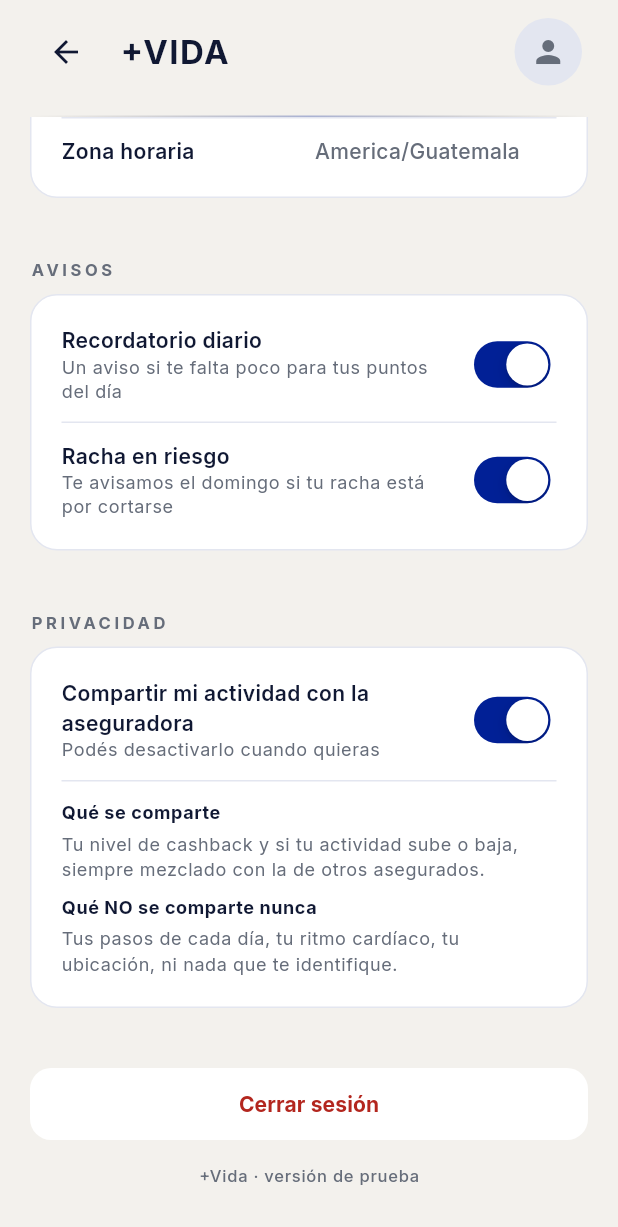
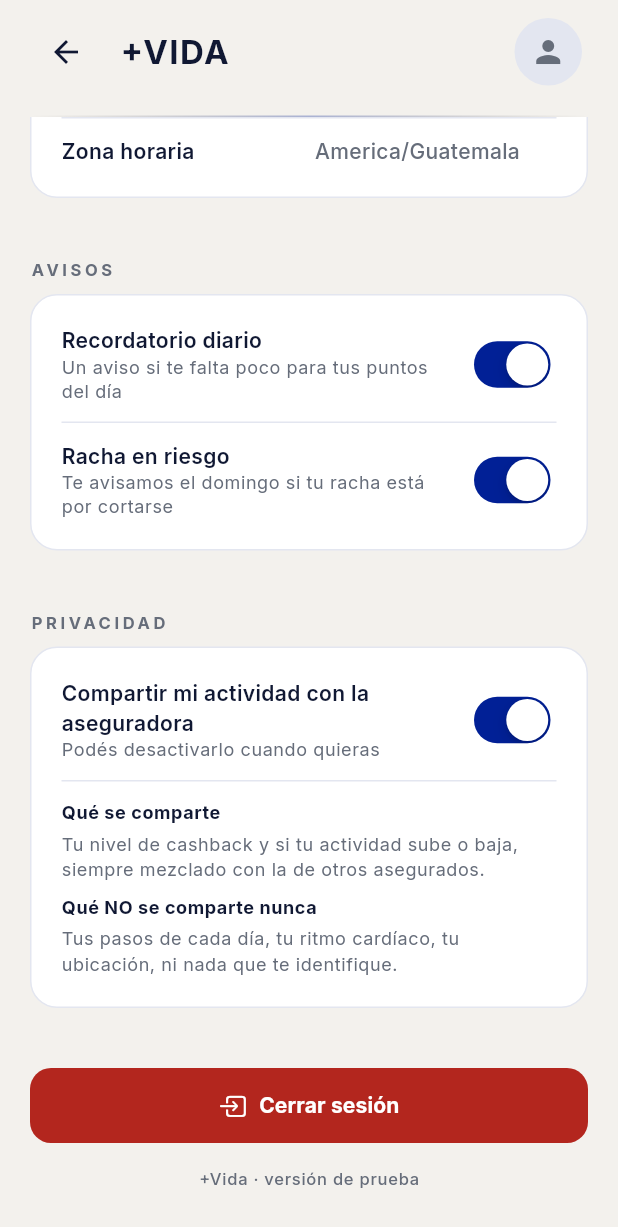
Before and after one commit to avoleon15/mas-vida, a Flutter app: the PerfilScreen screen opened by its route, scrolled down 1355 dp, on a phone screen of 412 x 824 dp. Shown: the top 1227 px of the screen. Run offline on Flutter 3.47's test engine with Material 3 defaults, Android fonts, the phone set to English and light mode, and no system bars; drawn by our look-alikes of getwidget; our stand-ins replace fl_chart, google_fonts, lottie, share_plus, shared_preferences; missing offline and left inert: shadcn_ui; accounts and stored records are empty.

Commit message:
Agregar el boton rojo de cerrar sesion en Perfil

```diff
--- a/DEMO/vida_demo/lib/screens/perfil_screen.dart
+++ b/DEMO/vida_demo/lib/screens/perfil_screen.dart
@@ -1,5 +1,6 @@
 import 'package:flutter/cupertino.dart';
 import 'package:flutter/material.dart';
+import 'package:flutter/services.dart';
 import 'package:getwidget/getwidget.dart';
 import '../datos/fuente_datos.dart';
 import '../theme.dart';
@@ -268,10 +269,16 @@ class _PerfilScreenState extends State<PerfilScreen> {
     );
   }
 
+  /// Cerrar sesión, simulado.
+  ///
+  /// TODO: no hay login todavía. Cuando exista, acá va: borrar el token,
+  /// limpiar lo guardado en el teléfono (ver `AlmacenSocial`) y mandar a
+  /// la pantalla de ingreso. Por ahora confirma y devuelve al arranque
+  /// de la app, que es lo que se ve al cerrar sesión de verdad.
   void _cerrarSesion(BuildContext context) {
     showCupertinoDialog<void>(
       context: context,
-      builder: (context) => CupertinoAlertDialog(
+      builder: (dialogo) => CupertinoAlertDialog(
         title: const Text('¿Cerrar sesión?'),
         content: const Text(
           '\nTus puntos y monedas quedan guardados. Al volver a entrar '
@@ -279,12 +286,21 @@ class _PerfilScreenState extends State<PerfilScreen> {
         ),
         actions: [
           CupertinoDialogAction(
-            onPressed: () => Navigator.of(context).pop(),
+            // El que NO destruye es el que queda resaltado: así el dedo
+            // apurado cancela, no cierra la sesión.
+            isDefaultAction: true,
+            onPressed: () => Navigator.of(dialogo).pop(),
             child: const Text('Cancelar'),
           ),
           CupertinoDialogAction(
             isDestructiveAction: true,
-            onPressed: () => Navigator.of(context).pop(),
+            onPressed: () {
+              HapticFeedback.mediumImpact();
+              Navigator.of(dialogo).pop();
+              Navigator.of(
+                context,
+              ).pushNamedAndRemoveUntil('/home', (ruta) => false);
+            },
             child: const Text('Cerrar sesión'),
           ),
         ],
@@ -653,7 +669,11 @@ class _Separador extends StatelessWidget {
   );
 }
 
-/// Acción destructiva. Va en rojo y confirma antes de ejecutarse.
+/// Acción destructiva. Va en rojo lleno y confirma antes de ejecutarse.
+///
+/// Antes era una tarjeta blanca con la letra roja y se perdía entre las
+/// otras filas de la pantalla. Cerrar sesión tiene que verse distinto de
+/// todo lo demás: es lo único acá que te saca de la app.
 class _BotonPeligro extends StatelessWidget {
   const _BotonPeligro({required this.texto, required this.onPressed});
 
@@ -664,17 +684,30 @@ class _BotonPeligro extends StatelessWidget {
   Widget build(BuildContext context) {
     return SizedBox(
       width: double.infinity,
+      // CupertinoButton y no un botón propio: el atenuado al presionar
+      // viene de fábrica y es el que un usuario de iPhone espera.
       child: CupertinoButton(
-        color: AppColors.card,
+        color: AppColors.peligro,
         borderRadius: BorderRadius.circular(14),
-        padding: const EdgeInsets.symmetric(vertical: 14),
+        padding: const EdgeInsets.symmetric(vertical: 15),
         onPressed: onPressed,
-        child: Text(
-          texto,
-          style: Theme.of(context).textTheme.titleSmall?.copyWith(
-            color: const Color(0xFFB3261E),
-            fontWeight: FontWeight.w700,
-          ),
+        child: Row(
+          mainAxisAlignment: MainAxisAlignment.center,
+          children: [
+            const Icon(
+              CupertinoIcons.square_arrow_right,
+              size: 19,
+              color: Colors.white,
+            ),
+            const SizedBox(width: 8),
+            Text(
+              texto,
+              style: Theme.of(context).textTheme.titleSmall?.copyWith(
+                color: Colors.white,
+                fontWeight: FontWeight.w700,
+              ),
+            ),
+          ],
         ),
       ),
     );
--- a/DEMO/vida_demo/lib/theme.dart
+++ b/DEMO/vida_demo/lib/theme.dart
@@ -82,6 +82,16 @@ class AppColors {
   /// ANUAL van en este color y en la variante A se apoyan directo sobre
   /// el fondo tintado, que es el caso más exigente.
   static const Color textSecondary = Color(0xFF666D7A);
+
+  /// Rojo de acción destructiva: cerrar sesión, borrar la cuenta.
+  ///
+  /// Es la ÚNICA excepción a la paleta azul/naranja/blanco, y no es una
+  /// decisión estética: en iOS el rojo significa "esto deshace algo" y
+  /// el usuario ya lo lee así antes de leer el texto. Pintar de azul un
+  /// botón de cerrar sesión lo haría ver como una acción más.
+  ///
+  /// No usarlo para nada que no destruya o revierta algo.
+  static const Color peligro = Color(0xFFB3261E);
 
   // Color de cada categoría/liga de cashback. Progresión del azul de
   // marca, de más claro a más profundo, terminando exactamente en
@@ -386,7 +396,7 @@ final ShadThemeData temaShad = ShadThemeData(
     mutedForeground: AppColors.textSecondary,
     accent: AppColors.accentSecondary,
     accentForeground: Colors.white,
-    destructive: Color(0xFFB3261E),
+    destructive: AppColors.peligro,
     destructiveForeground: Colors.white,
     border: AppColors.cardBorder,
     input: AppColors.cardBorder,
```
